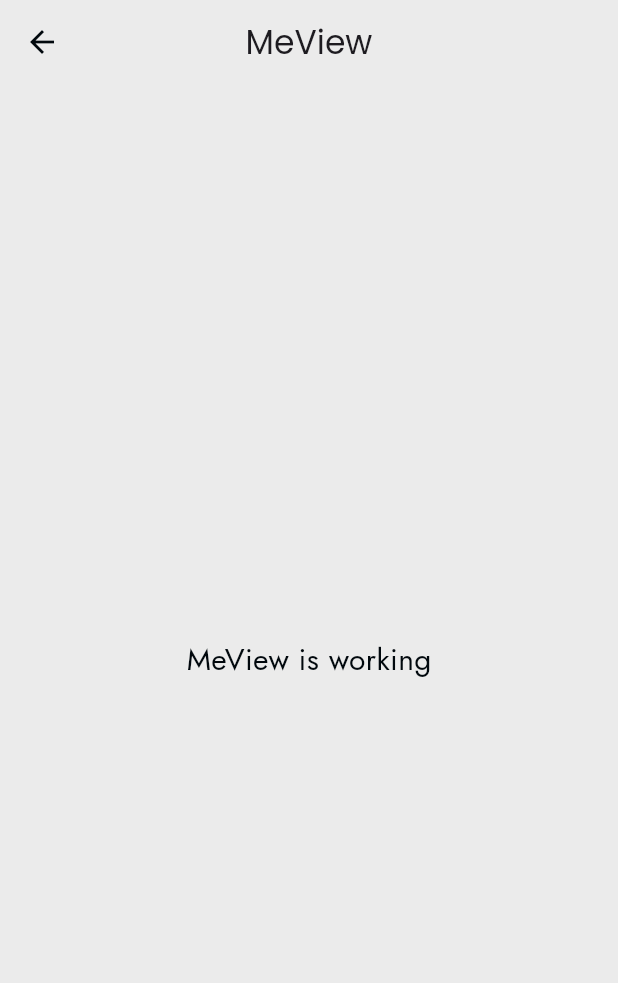
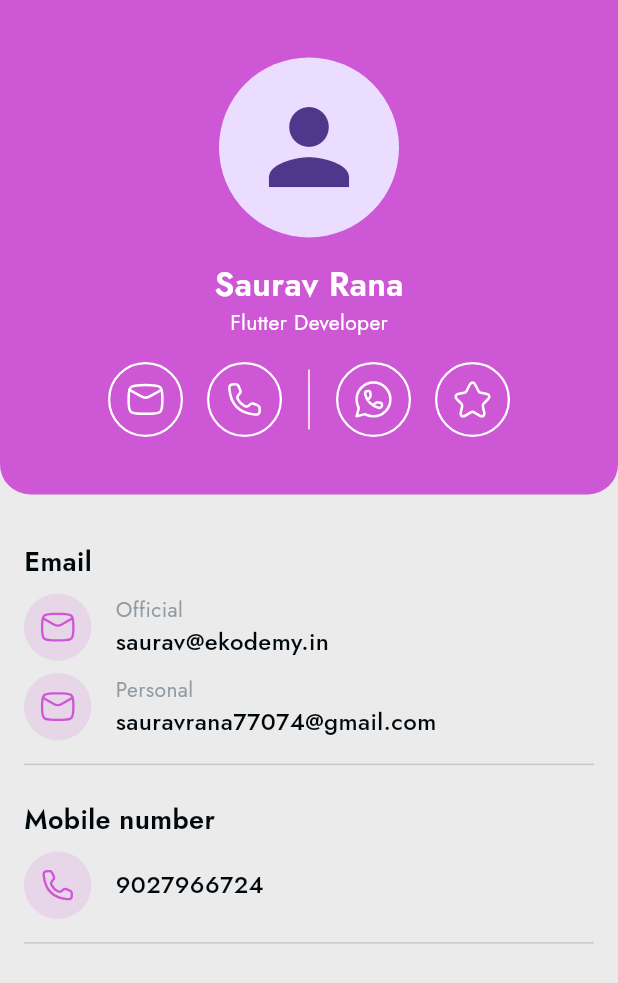
Before and after one commit to Saurav-Rana-June/intellio, a Flutter app: the MeView screen opened by its route, on a phone screen of 412 x 824 dp. Shown: the top 983 px of the screen. Run offline on Flutter 3.47's test engine with Material 3 defaults, Android fonts, the phone set to English and light mode, and no system bars; our stand-ins replace circle_nav_bar, firebase_auth, firebase_core, flutter_svg, get, google_fonts and 2 more; missing offline and left inert: all; accounts and stored records are empty; network calls fail.

```diff
--- a/lib/app/modules/feed/views/feed_view.dart
+++ b/lib/app/modules/feed/views/feed_view.dart
@@ -21,7 +21,7 @@ class FeedView extends GetView<FeedController> {
           itemCount: feedController.feeds.value.length,
           physics: BouncingScrollPhysics(),
           itemBuilder: (context, index) {
-            return FeedTileWidget(feed: controller.feeds[index]);
+            return FeedTileWidget(feed: feedController.feeds[index]);
           },
         ),
       ),
--- a/lib/app/modules/me/views/me_view.dart
+++ b/lib/app/modules/me/views/me_view.dart
@@ -1,4 +1,7 @@
+import 'package:Intellio/app/widgets/appbar.widget.dart';
+import 'package:Intellio/infrastructure/theme/theme.dart';
 import 'package:flutter/material.dart';
+import 'package:flutter_svg/svg.dart';
 
 import 'package:get/get.dart';
 
@@ -6,17 +9,162 @@ import '../controllers/me_controller.dart';
 
 class MeView extends GetView<MeController> {
   const MeView({super.key});
+
   @override
   Widget build(BuildContext context) {
     return Scaffold(
-      appBar: AppBar(
-        title: const Text('MeView'),
-        centerTitle: true,
+      // appBar: AppbarWidget(appBarTitle: "Me"),
+      body: Column(
+        children: [
+          buildTopSection(),
+          SizedBox(height: 16),
+          buildBodySection(context),
+        ],
       ),
-      body: const Center(
-        child: Text(
-          'MeView is working',
-          style: TextStyle(fontSize: 20),
+    );
+  }
+
+  Padding buildBodySection(BuildContext context) {
+    return Padding(
+      padding: const EdgeInsets.all(16.0),
+      child: Column(
+        crossAxisAlignment: CrossAxisAlignment.start,
+        children: [
+          // Email
+          Text('Email', style: r18.copyWith(fontWeight: FontWeight.w600)),
+          SizedBox(height: 8),
+          buildProfileOptionTile(
+            "assets/icons/mail.svg",
+            "Official",
+            "saurav@ekodemy.in",
+          ),
+          SizedBox(height: 8),
+          buildProfileOptionTile(
+            "assets/icons/mail.svg",
+            "Personal",
+            "sauravrana77074@gmail.com",
+          ),
+          SizedBox(height: 8),
+          Divider(),
+          SizedBox(height: 16),
+
+          // Email
+          Text(
+            'Mobile number',
+            style: r18.copyWith(fontWeight: FontWeight.w600),
+          ),
+          SizedBox(height: 8),
+          buildProfileOptionTile("assets/icons/call.svg", null, "9027966724"),
+          SizedBox(height: 8),
+          Divider(),
+        ],
+      ),
+    );
+  }
+
+  Row buildProfileOptionTile(String? iconData, String? title, String? content) {
+    return Row(
+      children: [
+        Container(
+          height: 45,
+          width: 45,
+          padding: EdgeInsets.all(10),
+          decoration: BoxDecoration(
+            color: primary.withValues(alpha: 0.15),
+            shape: BoxShape.circle,
+          ),
+          child: SvgPicture.asset(
+            iconData ?? "No Icon",
+            colorFilter: ColorFilter.mode(primary, BlendMode.srcIn),
+          ),
+        ),
+        SizedBox(width: 16),
+        Column(
+          crossAxisAlignment: CrossAxisAlignment.start,
+          children: [
+            title != null
+                ? Text(
+                  title ?? "Untitled",
+                  style:
+                      title != null
+                          ? r14.copyWith(color: regular50)
+                          : r18.copyWith(
+                            color: regular50,
+                            fontWeight: FontWeight.w500,
+                          ),
+                )
+                : SizedBox(),
+            Text(
+              content ?? "--",
+              style: r16.copyWith(fontWeight: FontWeight.w500),
+            ),
+          ],
+        ),
+      ],
+    );
+  }
+
+  Container buildTopSection() {
+    return Container(
+      height: Get.height / 2.5,
+      width: Get.width,
+      decoration: BoxDecoration(
+        color: primary,
+        borderRadius: BorderRadius.only(
+          bottomLeft: Radius.circular(20),
+          bottomRight: Radius.circular(20),
+        ),
+      ),
+      child: Column(
+        mainAxisAlignment: MainAxisAlignment.center,
+        children: [
+          CircleAvatar(radius: 60, child: Icon(Icons.person, size: 80)),
+          SizedBox(height: 16),
+          Text('Saurav Rana', style: h2.copyWith(color: white)),
+          Text('Flutter Developer', style: r14.copyWith(color: white)),
+          SizedBox(height: 16),
+          Row(
+            mainAxisAlignment: MainAxisAlignment.center,
+            children: [
+              buildProfileIcon("assets/icons/mail.svg"),
+              SizedBox(width: 16),
+              buildProfileIcon("assets/icons/call.svg"),
+              SizedBox(width: 8),
+              Container(
+                height: 40,
+                child: VerticalDivider(
+                  color: Colors.white,
+                  thickness: 1,
+                  width: 20,
+                ),
+              ),
+              SizedBox(width: 8),
+              buildProfileIcon("assets/icons/whatsapp.svg"),
+              SizedBox(width: 16),
+              buildProfileIcon("assets/icons/star.svg"),
+            ],
+          ),
+        ],
+      ),
+    );
+  }
+
+  Container buildProfileIcon(String? icon) {
+    return Container(
+      height: 50,
+      width: 50,
+      padding: EdgeInsets.all(10),
+      decoration: BoxDecoration(
+        shape: BoxShape.circle,
+        border: Border.all(color: white, width: 1.5),
+      ),
+      child: SvgPicture.asset(
+        icon ?? "",
+        height: 10,
+        width: 10,
+        colorFilter: ColorFilter.mode(
+          white,
+          BlendMode.srcIn, // Most common for solid coloring
         ),
       ),
     );
--- a/lib/app/routes/app_routes.dart
+++ b/lib/app/routes/app_routes.dart
@@ -15,6 +15,7 @@ abstract class Routes {
   static const SPACES = _Paths.SPACES;
   static const ME = _Paths.ME;
   static const FEED_DETAILS = _Paths.FEED_DETAILS;
+  static const SPACE_DETAILS = _Paths.SPACE_DETAILS;
 }
 
 abstract class _Paths {
@@ -31,4 +32,5 @@ abstract class _Paths {
   static const SPACES = '/spaces';
   static const ME = '/me';
   static const FEED_DETAILS = '/feed-details';
+  static const SPACE_DETAILS = '/space-details';
 }
```
Also changed, not shown: lib/app/modules/space_details/bindings/space_details_binding.dart (added, +12 -0 lines), lib/app/modules/space_details/controllers/space_details_controller.dart (added, +23 -0 lines), lib/app/modules/space_details/views/space_details_view.dart (added, +56 -0 lines), lib/app/modules/spaces/views/spaces_view.dart (+14 -2 lines), lib/app/routes/app_pages.dart (+7 -0 lines), lib/main.dart (+8 -4 lines), assets/icons/call.svg (added), assets/icons/star.svg (added), assets/icons/whatsapp.svg (added).
